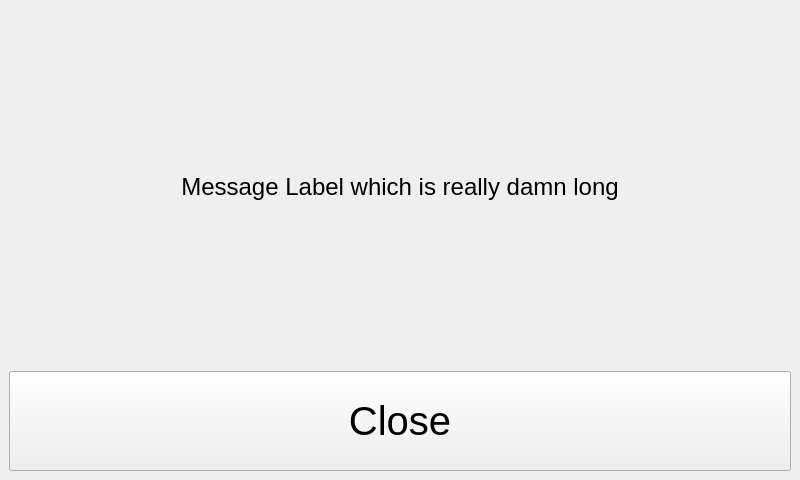
First picture: the form in src/ui_elements/customdialog.ui, repository AndreWohnsland/CocktailBerry, before the edit.
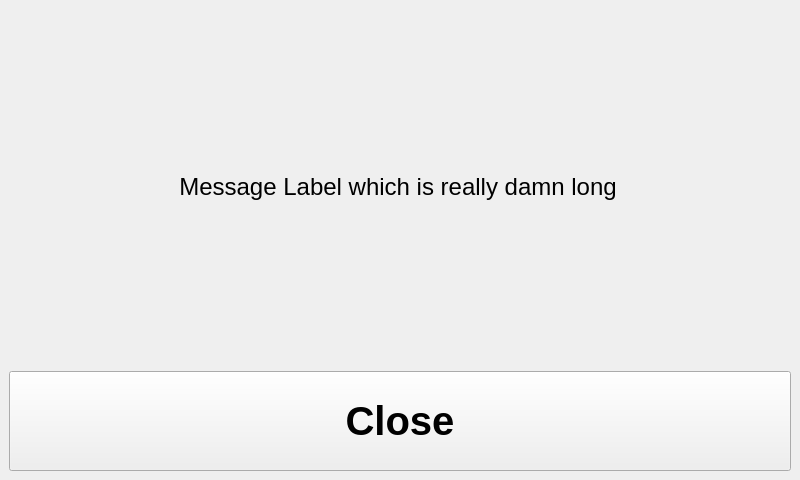
Second picture: the form after the edit.

```diff
--- a/src/ui_elements/customdialog.ui
+++ b/src/ui_elements/customdialog.ui
@@ -31,6 +31,42 @@
   <widget class="QWidget" name="centralwidget">
    <layout class="QVBoxLayout" name="verticalLayout_2">
     <item>
+     <widget class="QScrollArea" name="scrollArea">
+      <property name="frameShape">
+       <enum>QFrame::NoFrame</enum>
+      </property>
+      <property name="frameShadow">
+       <enum>QFrame::Plain</enum>
+      </property>
+      <property name="lineWidth">
+       <number>1</number>
+      </property>
+      <property name="widgetResizable">
+       <bool>true</bool>
+      </property>
+      <widget class="QWidget" name="scrollAreaWidgetContents">
+       <property name="geometry">
+        <rect>
+         <x>0</x>
+         <y>0</y>
+         <width>782</width>
+         <height>356</height>
+        </rect>
+       </property>
+       <layout class="QVBoxLayout" name="verticalLayout_3">
+        <property name="leftMargin">
+         <number>0</number>
+        </property>
+        <property name="topMargin">
+         <number>0</number>
+        </property>
+        <property name="rightMargin">
+         <number>4</number>
+        </property>
+        <property name="bottomMargin">
+         <number>0</number>
+        </property>
+        <item>
      <widget class="QLabel" name="informationLabel">
       <property name="minimumSize">
        <size>
@@ -54,12 +90,16 @@
       </property>
      </widget>
     </item>
+       </layout>
+      </widget>
+     </widget>
+    </item>
     <item>
      <widget class="QPushButton" name="closeButton">
       <property name="minimumSize">
        <size>
         <width>0</width>
-        <height>50</height>
+        <height>100</height>
        </size>
       </property>
       <property name="maximumSize">
@@ -71,6 +111,7 @@
       <property name="font">
        <font>
         <pointsize>30</pointsize>
+        <bold>true</bold>
        </font>
       </property>
       <property name="text">
```
Lines whose indentation alone changed are shown as unchanged.
